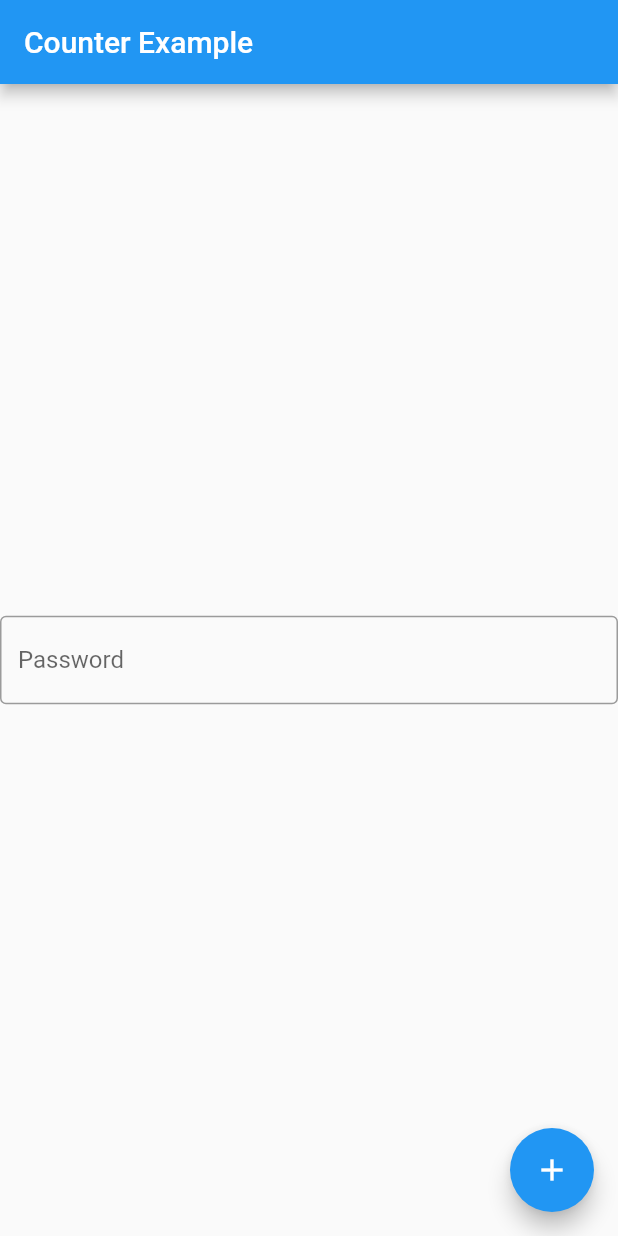
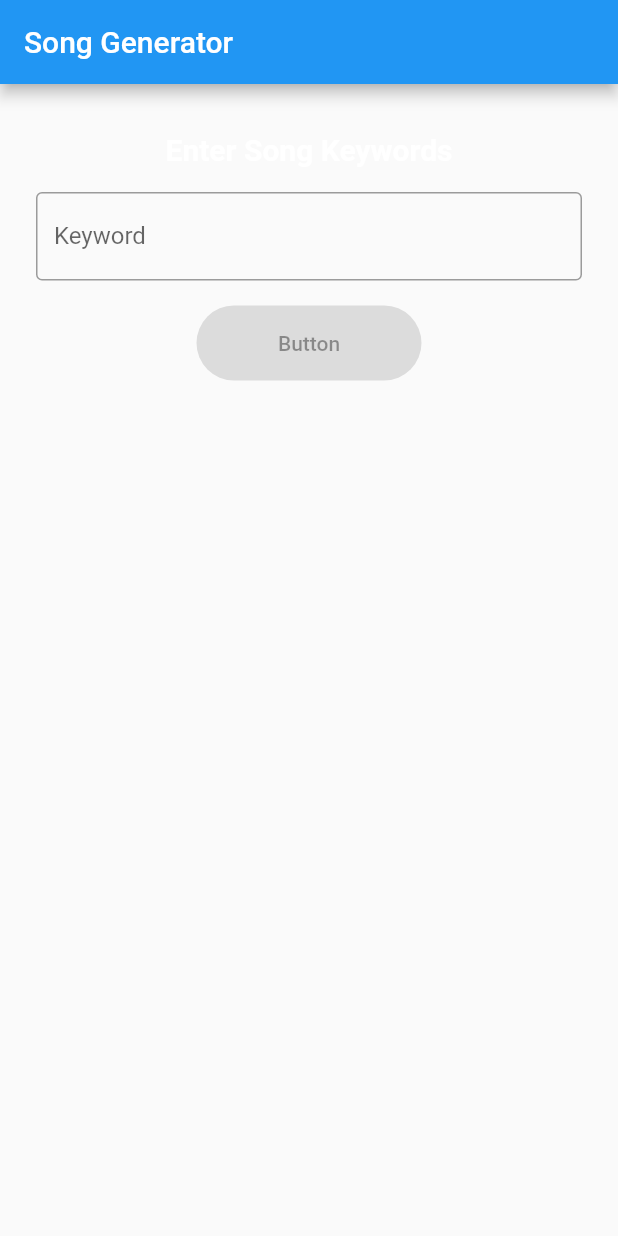
Before and after one commit to ts3486/song-generator, a Flutter app: the screen it shows after launch, on a phone screen of 412 x 824 dp. Run offline on Flutter 3.47's test engine with Material 2 defaults, Android fonts, the phone set to English and light mode, and no system bars; generated files the repository leaves out were written again.

Commit message:
created basic layout

```diff
--- a/lib/src/song_generation/enter_keywords.dart
+++ b/lib/src/song_generation/enter_keywords.dart
@@ -30,22 +30,46 @@ class EnterKeyWordsWidgetState extends State<EnterKeyWordsWidget> {
     // This method builds the UI with current state of _counter.
     return Scaffold(
       appBar: AppBar(
-        title: const Text('Counter Example'),
+        title: const Text('Song Generator'),
       ),
-      body: const Center(
-          child: TextField(
-        obscureText: true,
-        decoration: InputDecoration(
-          border: OutlineInputBorder(),
-          labelText: 'Password',
-        ),
-      )),
+      body: SizedBox(
+          height: 230,
+          child: Padding(
+              padding: const EdgeInsets.all(24.0),
+              child: Column(
+                  mainAxisAlignment: MainAxisAlignment.spaceAround,
+                  children: <Widget>[
+                    const Text(
+                      'Enter Song Keywords',
+                      style: TextStyle(
+                        fontWeight: FontWeight.bold,
+                        color: Colors.white,
+                        fontSize: 20,
+                      ),
+                    ),
+                    const TextField(
+                      obscureText: true,
+                      decoration: InputDecoration(
+                        border: OutlineInputBorder(),
+                        labelText: 'Keyword',
+                      ),
+                    ),
+                    ElevatedButton(
+                      style: ElevatedButton.styleFrom(
+                          backgroundColor: Colors.red,
+                          foregroundColor: Colors.black,
+                          shape: const StadiumBorder(),
+                          minimumSize: const Size(150, 50)),
+                      onPressed: _addKeyword(_keyword),
+                      child: const Text('Button'),
+                    ),
+                  ]))),
 
-      floatingActionButton: FloatingActionButton(
-        onPressed: _addKeyword(_keyword),
-        tooltip: 'Add',
-        child: Icon(Icons.add),
-      ), // This trailing comma makes auto-formatting nicer for build methods.
+      // floatingActionButton: FloatingActionButton(
+      //   onPressed: _addKeyword(_keyword),
+      //   tooltip: 'Add',
+      //   child: Icon(Icons.add),
+      // ), // This trailing comma makes auto-formatting nicer for build methods.
     );
   }
 }
```
